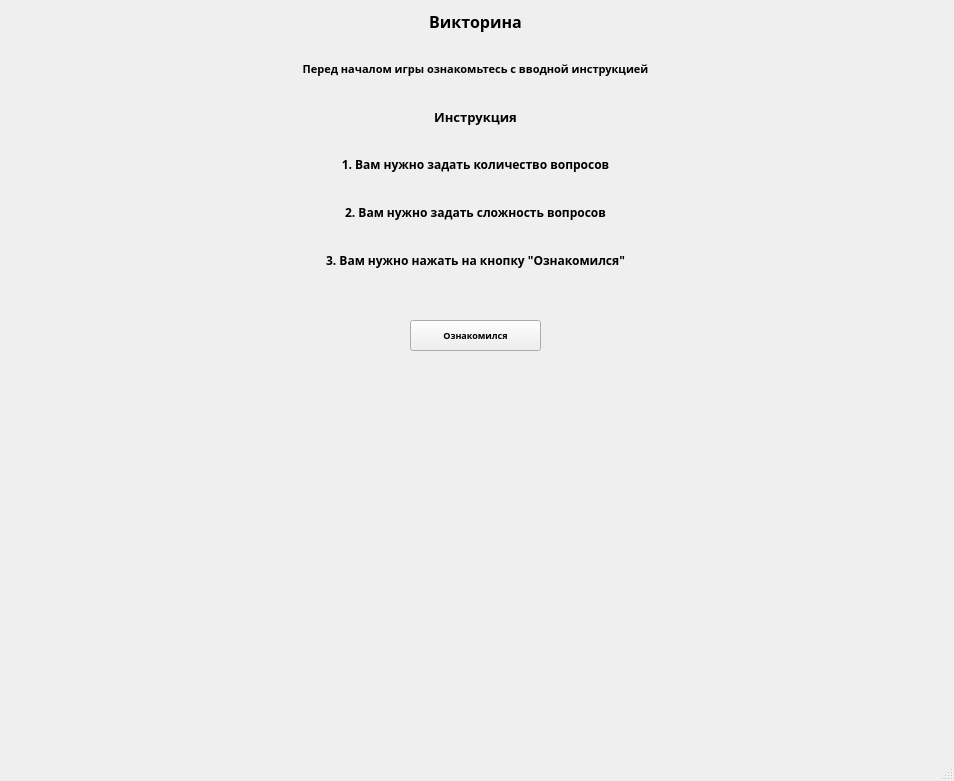
Old version of the form data/ui_items/quiz_introduction.ui in the repository PeafulLeopold/yl_project.
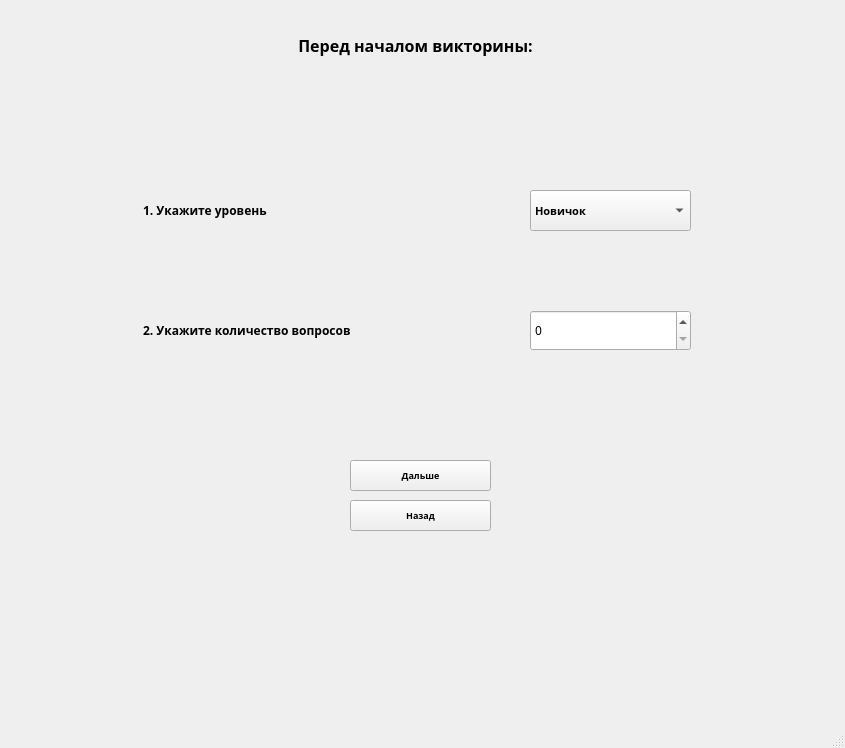
New version of the form. Icons and pictures are not drawn.

```diff
--- a/data/ui_items/quiz_introduction.ui
+++ b/data/ui_items/quiz_introduction.ui
@@ -6,53 +6,28 @@
    <rect>
     <x>0</x>
     <y>0</y>
-    <width>954</width>
-    <height>781</height>
+    <width>845</width>
+    <height>748</height>
    </rect>
   </property>
+  <property name="font">
+   <font>
+    <pointsize>8</pointsize>
+   </font>
+  </property>
   <property name="windowTitle">
    <string>MainWindow</string>
   </property>
-  <property name="styleSheet">
-   <string notr="true">background-image: url(data/background_images/main_menu.png)</string>
-  </property>
   <widget class="QWidget" name="centralwidget">
-   <property name="styleSheet">
-    <string notr="true">background-image: url(data/background_images/main_menu.png)</string>
-   </property>
-   <widget class="QPushButton" name="saw_button">
-    <property name="geometry">
-     <rect>
-      <x>410</x>
-      <y>320</y>
-      <width>131</width>
-      <height>31</height>
-     </rect>
-    </property>
-    <property name="font">
-     <font>
-      <family>Rockwell Extra Bold</family>
-      <pointsize>7</pointsize>
-      <weight>75</weight>
-      <bold>true</bold>
-     </font>
-    </property>
-    <property name="text">
-     <string>Ознакомился</string>
-    </property>
-   </widget>
-   <widget class="QWidget" name="">
-    <property name="geometry">
-     <rect>
-      <x>0</x>
-      <y>0</y>
-      <width>951</width>
-      <height>281</height>
-     </rect>
-    </property>
-    <layout class="QVBoxLayout" name="verticalLayout">
-     <item>
       <widget class="QLabel" name="heading_label">
+    <property name="geometry">
+     <rect>
+      <x>0</x>
+      <y>0</y>
+      <width>831</width>
+      <height>91</height>
+     </rect>
+    </property>
        <property name="font">
         <font>
          <family>Rockwell Extra Bold</family>
@@ -62,101 +37,145 @@
         </font>
        </property>
        <property name="text">
-        <string>Викторина</string>
+     <string>Перед началом викторины:</string>
        </property>
        <property name="alignment">
         <set>Qt::AlignCenter</set>
        </property>
       </widget>
-     </item>
-     <item>
-      <widget class="QLabel" name="second_label">
+   <widget class="QLabel" name="level_label">
+    <property name="geometry">
+     <rect>
+      <x>140</x>
+      <y>180</y>
+      <width>311</width>
+      <height>61</height>
+     </rect>
+    </property>
        <property name="font">
         <font>
-         <family>Rockwell Extra Bold</family>
-         <pointsize>8</pointsize>
+      <family>Script MT Bold</family>
+      <pointsize>9</pointsize>
          <weight>75</weight>
          <bold>true</bold>
         </font>
        </property>
        <property name="text">
-        <string>Перед началом игры ознакомьтесь с вводной инструкцией</string>
-       </property>
-       <property name="alignment">
-        <set>Qt::AlignCenter</set>
-       </property>
-      </widget>
-     </item>
-     <item>
-      <widget class="QLabel" name="instruction_label">
+     <string> 1. Укажите уровень </string>
+    </property>
+   </widget>
+   <widget class="QComboBox" name="comboBox">
+    <property name="geometry">
+     <rect>
+      <x>530</x>
+      <y>190</y>
+      <width>161</width>
+      <height>41</height>
+     </rect>
+    </property>
        <property name="font">
         <font>
-         <family>Rockwell Extra Bold</family>
-         <pointsize>10</pointsize>
+      <family>Script MT Bold</family>
          <weight>75</weight>
          <bold>true</bold>
         </font>
        </property>
+    <item>
        <property name="text">
-        <string>Инструкция</string>
-       </property>
-       <property name="alignment">
-        <set>Qt::AlignCenter</set>
-       </property>
-      </widget>
+      <string>Новичок</string>
+     </property>
+    </item>
+    <item>
+     <property name="text">
+      <string>Любитель</string>
+     </property>
      </item>
      <item>
-      <widget class="QLabel" name="first_point_label">
+     <property name="text">
+      <string>Эксперт</string>
+     </property>
+    </item>
+   </widget>
+   <widget class="QLabel" name="questions_label">
+    <property name="geometry">
+     <rect>
+      <x>140</x>
+      <y>300</y>
+      <width>311</width>
+      <height>61</height>
+     </rect>
+    </property>
        <property name="font">
         <font>
-         <family>Rockwell Extra Bold</family>
+      <family>Script MT Bold</family>
+      <pointsize>9</pointsize>
          <weight>75</weight>
          <bold>true</bold>
         </font>
        </property>
        <property name="text">
-        <string>1. Вам нужно задать количество вопросов</string>
-       </property>
-       <property name="alignment">
-        <set>Qt::AlignCenter</set>
-       </property>
-      </widget>
-     </item>
-     <item>
-      <widget class="QLabel" name="second_point_label">
+     <string> 2. Укажите количество вопросов</string>
+    </property>
+   </widget>
+   <widget class="QSpinBox" name="spinBox">
+    <property name="geometry">
+     <rect>
+      <x>530</x>
+      <y>310</y>
+      <width>161</width>
+      <height>41</height>
+     </rect>
+    </property>
+    <property name="font">
+     <font>
+      <family>Segoe Fluent Icons</family>
+      <pointsize>9</pointsize>
+      <weight>50</weight>
+      <bold>false</bold>
+     </font>
+    </property>
+   </widget>
+   <widget class="QPushButton" name="next_button">
+    <property name="geometry">
+     <rect>
+      <x>350</x>
+      <y>460</y>
+      <width>141</width>
+      <height>31</height>
+     </rect>
+    </property>
        <property name="font">
         <font>
-         <family>Rockwell Extra Bold</family>
+      <family>Script MT Bold</family>
+      <pointsize>7</pointsize>
          <weight>75</weight>
          <bold>true</bold>
         </font>
        </property>
        <property name="text">
-        <string>2. Вам нужно задать сложность вопросов</string>
-       </property>
-       <property name="alignment">
-        <set>Qt::AlignCenter</set>
-       </property>
-      </widget>
-     </item>
-     <item>
-      <widget class="QLabel" name="third_point_label">
+     <string>Дальше</string>
+    </property>
+   </widget>
+   <widget class="QPushButton" name="return_button">
+    <property name="geometry">
+     <rect>
+      <x>350</x>
+      <y>500</y>
+      <width>141</width>
+      <height>31</height>
+     </rect>
+    </property>
        <property name="font">
         <font>
-         <family>Rockwell Extra Bold</family>
+      <family>Script MT Bold</family>
+      <pointsize>7</pointsize>
          <weight>75</weight>
          <bold>true</bold>
         </font>
        </property>
        <property name="text">
-        <string>3. Вам нужно нажать на кнопку &quot;Ознакомился&quot;</string>
-       </property>
-       <property name="alignment">
-        <set>Qt::AlignCenter</set>
-       </property>
-      </widget>
-     </item>
-    </layout>
+     <string>Назад</string>
+    </property>
    </widget>
   </widget>
   <widget class="QMenuBar" name="menubar">
```
Left out of the diff: 4 changed lines with no effect on the pictures. Lines whose indentation alone changed are shown as unchanged.
